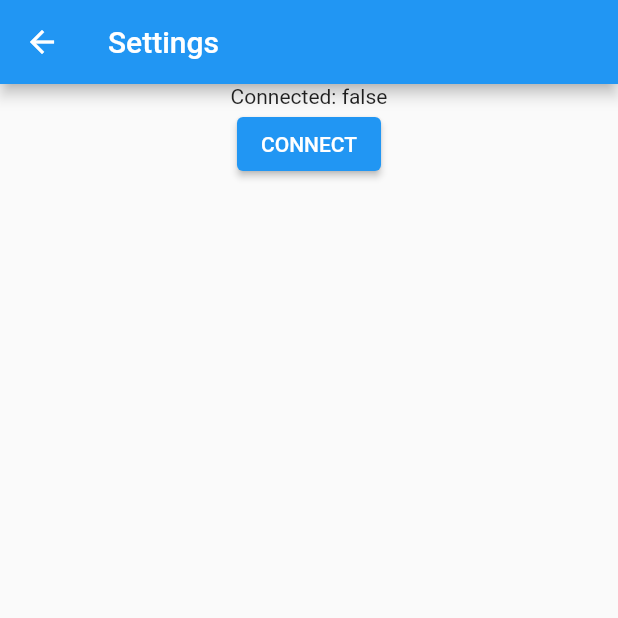
After one commit to nomorehumor/Spotify-eSense-Controller, a Flutter app: the screen it shows after launch, after a tap on the "settings" icon, on a phone screen of 412 x 824 dp, the top half of it. The commit adds this screen. Run offline on Flutter 3.47's test engine with Material 2 defaults, Android fonts, the phone set to English and light mode, and no system bars; our stand-ins replace flutter_tts; missing offline and left inert: esense_flutter, statistics.

Commit message:
Restructured the project

```diff
--- /dev/null
+++ b/lib/headset/controllers/esense_handler.dart
@@ -0,0 +1,59 @@
+import 'package:esense_flutter/esense.dart';
+import 'dart:async';
+import 'dart:developer' as developer;
+
+class EsenseController {
+
+  EsenseController._privateConstructor();
+  static final EsenseController _instance = EsenseController._privateConstructor();
+  static EsenseController get instance => _instance;
+
+  String _esenseName = '';
+  bool _connected = false;
+
+  StreamSubscription? subscription;
+
+  set esenseName(String esenseName) {
+    _esenseName = esenseName;
+  }
+
+  void setEventHandler(Function(SensorEvent)? onEvent) {
+    ESenseManager().sensorEvents.listen(onEvent);
+  }
+
+  void setConnectionHandler(Function(ConnectionEvent)? onConnection) {
+    ESenseManager().connectionEvents.listen(onConnection);
+  }
+
+  Future connectToESense() async {
+    developer.log('connecting... connected: $_connected');
+    if (!_connected) {
+      _connected = await ESenseManager().connect(_esenseName);
+    }
+  }
+
+  Future startListenToESense() async {
+    // if you want to get the connection events when connecting,
+    // set up the listener BEFORE connecting...
+    ESenseManager().connectionEvents.listen((event) {
+      developer.log('CONNECTION event: $event');
+
+      // when we're connected to the eSense device, we can start listening to events from it
+      if (event.type == ConnectionType.connected) {
+        _connected = true;
+        // onConnectedChange!(_connected);
+      } else {
+        _connected = false;
+      }
+    });
+  }
+
+  void pauseListenToSensorEvents() async {
+    subscription?.cancel();
+  }
+
+  void close() {
+    pauseListenToSensorEvents();
+    ESenseManager().disconnect();
+  }
+}
--- a/lib/headset/gesture_classifier.dart
+++ b/lib/headset/controllers/gesture_classifier.dart
@@ -4,7 +4,7 @@ import 'dart:math';
 
 import 'package:esense_flutter/esense.dart';
 import 'package:vector_math/vector_math.dart';
-import 'models/gesture.dart';
+import '../models/gesture.dart';
 import 'package:statistics/statistics.dart';
 
 extension VectorOperations on List<Vector3> {
--- a/lib/headset/esense_handler.dart
+++ /dev/null
@@ -1,74 +0,0 @@
-import 'package:esense_flutter/esense.dart';
-import 'dart:async';
-import 'dart:developer' as developer;
-
-class EsenseHandler {
-
-  EsenseHandler._privateConstructor();
-  static final EsenseHandler _instance = EsenseHandler._privateConstructor();
-  static EsenseHandler get instance => _instance;
-
-  Function(SensorEvent)? onEvent;
-  Function(bool)? onConnectedChange;
-
-  String esenseName = '';
-  bool _connected = false;
-
-  StreamSubscription? subscription;
-
-  set setEsenseName(String esenseName) {
-    this.esenseName = esenseName;
-  }
-
-  set setEventHandler(Function(SensorEvent)? onEvent) {
-    this.onEvent = onEvent;
-  }
-
-  Future connectToESense() async {
-    developer.log('connecting... connected: $_connected');
-    if (!_connected) {
-      _connected = await ESenseManager().connect(esenseName);
-    }
-    onConnectedChange!(_connected);
-  }
-
-  Future startListenToESense() async {
-    // if you want to get the connection events when connecting,
-    // set up the listener BEFORE connecting...
-    ESenseManager().connectionEvents.listen((event) {
-      developer.log('CONNECTION event: $event');
-
-      // when we're connected to the eSense device, we can start listening to events from it
-      if (event.type == ConnectionType.connected) {
-        _connected = true;
-        onConnectedChange!(_connected);
-      } else {
-        _connected = false;
-      }
-    });
-  }
-
-  // void _listenToSensorEvents() async {
-  //   ESenseManager().sensorEvents.listen((event) {
-  //     developer.log('ESENSE event: $event');
-  //     onEvent!(event);
-  //   });
-  // }
-
-  void startListenToSensorEvents() async {
-    // subscribe to sensor event from the eSense device
-    subscription = ESenseManager().sensorEvents.listen((event) {
-      print('SENSOR event: $event');
-      onEvent!(event);
-    });
-  }
-
-  void pauseListenToSensorEvents() async {
-    subscription?.cancel();
-  }
-
-  void close() {
-    pauseListenToSensorEvents();
-    ESenseManager().disconnect();
-  }
-}
--- /dev/null
+++ b/lib/headset/screens/headset_settings.dart
@@ -0,0 +1,46 @@
+import 'package:esense_flutter/esense.dart';
+import 'package:esense_todos/headset/controllers/esense_handler.dart';
+import 'package:flutter/material.dart';
+
+class HeadsetSettings extends StatefulWidget {
+  const HeadsetSettings({ Key? key }) : super(key: key);
+
+  @override
+  _HeadsetSettingsState createState() => _HeadsetSettingsState();
+}
+
+class _HeadsetSettingsState extends State<HeadsetSettings> {
+
+  bool _connected = false;
+
+  @override
+  void initState() {
+    EsenseController.instance.esenseName = 'eSense-0382';
+    EsenseController.instance.startListenToESense();
+    EsenseController.instance.setConnectionHandler((event) => {
+      setState(() {
+        _connected = (event.type == ConnectionType.connected);
+      })
+    });
+
+  }
+
+  @override
+  Widget build(BuildContext context) {
+    return Scaffold(
+      appBar: AppBar(
+        title: const Text("Settings"),
+      ),
+      body: Center(
+        child: Column(
+          children: [
+            Text("Connected: $_connected"),
+            ElevatedButton(
+              onPressed: EsenseController.instance.connectToESense,
+              child: const Text("CONNECT"))
+          ],
+        ),
+      ),
+    );
+  }
+}
--- a/lib/views/todos/widgets/todo_listtile.dart
+++ b/lib/todos/screens/widgets/todo_listtile.dart
@@ -1,5 +1,5 @@
 import 'package:flutter/material.dart';
-import '../models/todo.dart';
+import '../../models/todo.dart';
 
 class ToDoListTile extends StatefulWidget {
   const ToDoListTile({Key? key, required this.todo, required this.onCheck}) : super(key: key);
--- a/lib/views/todos/widgets/todo_textfield.dart
+++ b/lib/todos/screens/widgets/todo_textfield.dart
@@ -1,5 +1,5 @@
 import 'package:flutter/material.dart';
-import '../models/todo.dart';
+import '../../models/todo.dart';
 import 'add_button.dart';
 
 class ToDoTextField extends StatefulWidget {
--- a/lib/todo_tts.dart
+++ b/lib/utils/text_speaker.dart
@@ -4,21 +4,21 @@ import 'dart:io' show Platform;
 import 'dart:developer' as dev;
 
 
-enum TtsState { playing, stopped, paused, continued }
+enum TextSpeakerState { playing, stopped, paused, continued }
 
-class TodoTts {
+class TextSpeaker {
   late FlutterTts flutterTts;
-  TtsState ttsState = TtsState.stopped;
+  TextSpeakerState state = TextSpeakerState.stopped;
   String? _newVoiceText = "hello";
 
   double volume = 0.5;
   double pitch = 1.0;
   double rate = 0.5;
-  get isPlaying => ttsState == TtsState.playing;
+  get isPlaying => state == TextSpeakerState.playing;
 
   bool get isAndroid => !kIsWeb && Platform.isAndroid;
 
-  TodoTts() {
+  TextSpeaker() {
     flutterTts = FlutterTts();
     flutterTts.setLanguage('en');
 
```
Also changed, not shown: lib/esense_connect.dart (+8 -10 lines), lib/main.dart (+10 -26 lines), lib/todolist.dart (deleted, +0 -31 lines), lib/todos/controllers/todo_controller.dart (added, +26 -0 lines), lib/todos/controllers/todo_gestures_handler.dart (renamed from lib/todo_gestures_handler.dart, +4 -7 lines), lib/todos/screens/todolistview.dart (renamed from lib/views/todos/todolistview.dart, +39 -18 lines), lib/todos/models/todo.dart (renamed from lib/views/todos/models/todo.dart), lib/todos/models/todolist.dart (renamed from lib/views/todos/models/todolist.dart), lib/todos/screens/widgets/add_button.dart (renamed from lib/views/todos/widgets/add_button.dart).
